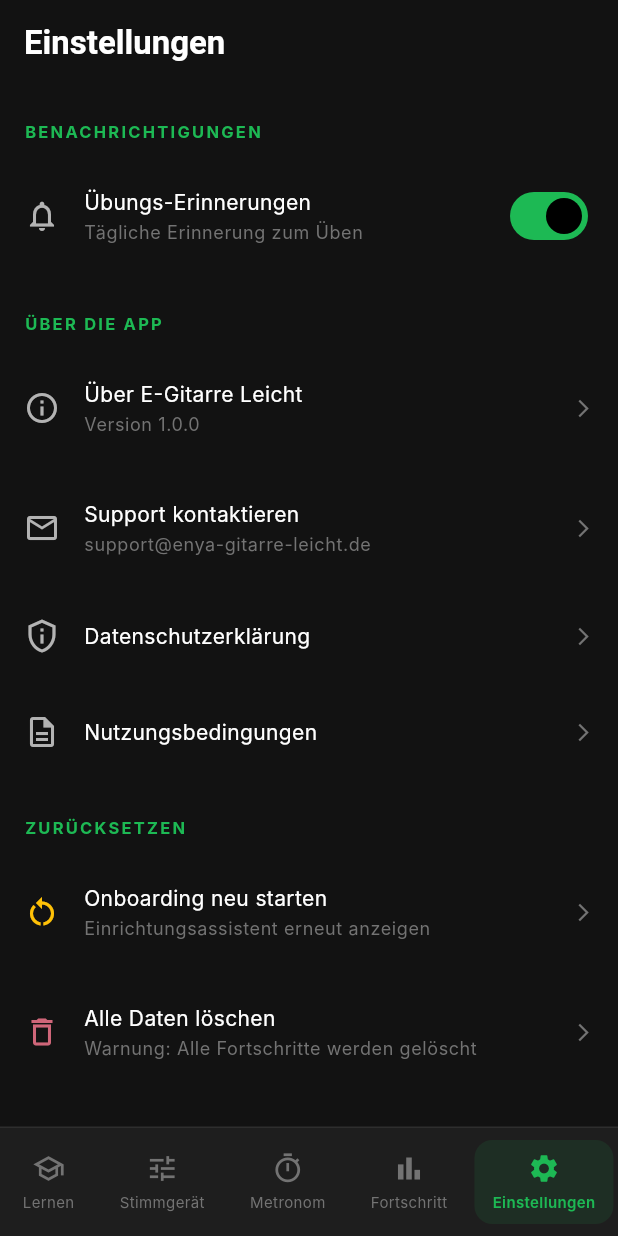
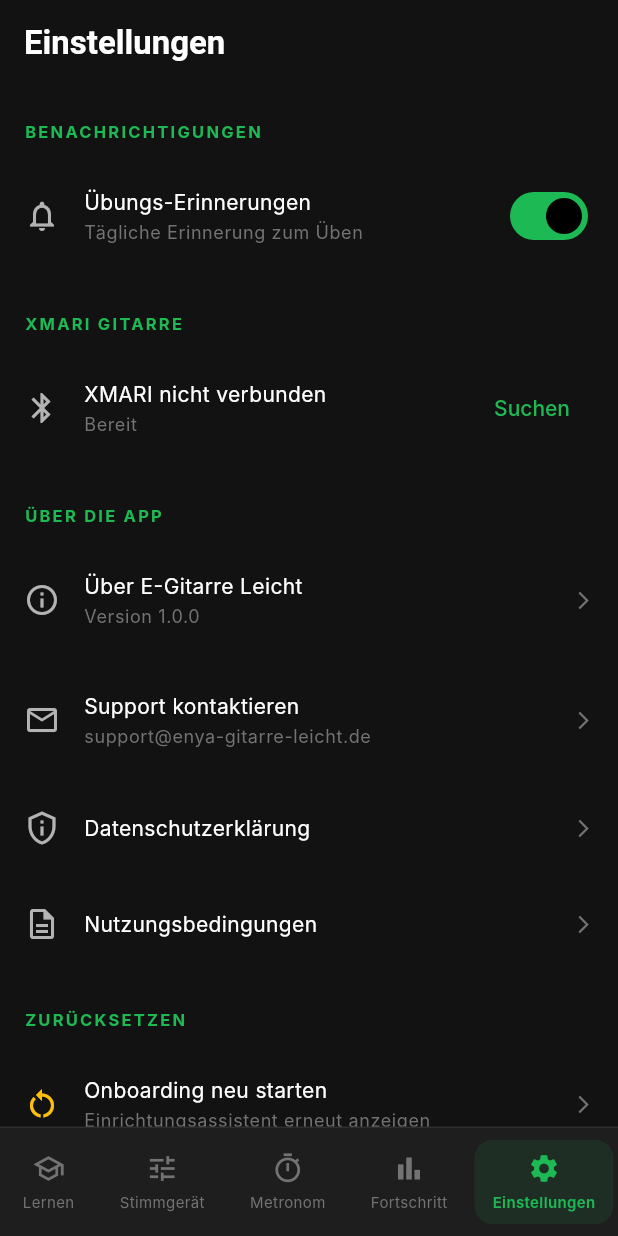
Before and after one commit to manuelbrandner85/Enya-gitarre-learn, a Flutter app: the SettingsScreen screen opened by its route, scrolled down 576 dp, on a phone screen of 412 x 824 dp. Run offline on Flutter 3.47's test engine with Material 3 defaults, Android fonts, the phone set to English and light mode, and no system bars; our stand-ins replace confetti, drift, fl_chart, flutter_animate, flutter_blue_plus, flutter_riverpod and 9 more; missing offline and left inert: audio_waveforms, flame, record; accounts and stored records are empty; generated files the repository leaves out were written again; Roboto replaces fonts that are missing (Inter, Poppins).

Commit message:
feat: Bluetooth UI, recording upload, notification stub (Phase E)
- Settings screen: new XMARI Gitarre section with scan/connect/disconnect
  tile that subscribes to BLE state + device streams from
  AppBluetoothService via bluetoothServiceProvider
- Recording screen: after local Drift save, best-effort upload to
  Supabase Storage via supabaseSyncProvider.uploadRecording (try/catch)
- NotificationService stub: scheduleStreakReminder() logs a debug message;
  prevents crashes if called before flutter_local_notifications is wired;
  notificationServiceProvider added to app_providers.dart

https://claude.ai/code/session_011UsMrWwAcntPDohRAP9aNk

```diff
--- a/lib/features/settings/settings_screen.dart
+++ b/lib/features/settings/settings_screen.dart
@@ -8,6 +8,7 @@ import 'package:url_launcher/url_launcher.dart';
 import '../../app/app.dart';
 import '../../app/theme/colors.dart';
 import '../../core/audio/pitch_detector.dart';
+import '../../core/bluetooth/bluetooth_service.dart';
 import '../../core/utils/constants.dart';
 
 class SettingsScreen extends ConsumerStatefulWidget {
@@ -129,6 +130,10 @@ class _SettingsScreenState extends ConsumerState<SettingsScreen> {
               },
             ),
           ),
+
+          // XMARI Bluetooth section
+          _SectionHeader(title: 'XMARI Gitarre'),
+          _XmariBluetoothTile(),
 
           // About section
           _SectionHeader(title: 'Über die App'),
@@ -320,6 +325,118 @@ class _SettingsScreenState extends ConsumerState<SettingsScreen> {
   }
 }
 
+/// A self-contained tile that shows the XMARI BLE connection state and
+/// exposes Connect / Disconnect / Scan buttons.
+class _XmariBluetoothTile extends ConsumerStatefulWidget {
+  @override
+  ConsumerState<_XmariBluetoothTile> createState() =>
+      _XmariBluetoothTileState();
+}
+
+class _XmariBluetoothTileState extends ConsumerState<_XmariBluetoothTile> {
+  XmariConnectionState _state = XmariConnectionState.unknown;
+  List<DiscoveredXmariDevice> _devices = [];
+  bool _scanning = false;
+
+  @override
+  void initState() {
+    super.initState();
+    final service = ref.read(bluetoothServiceProvider);
+    service.initialize();
+    _state = service.currentState;
+    service.stateStream.listen((s) {
+      if (mounted) setState(() => _state = s);
+    });
+    service.devicesStream.listen((d) {
+      if (mounted) setState(() => _devices = d);
+    });
+  }
+
+  Future<void> _scan() async {
+    final service = ref.read(bluetoothServiceProvider);
+    setState(() {
+      _scanning = true;
+      _devices = [];
+    });
+    await service.scanForXmari();
+    await Future.delayed(const Duration(seconds: 10));
+    await service.stopScan();
+    if (mounted) setState(() => _scanning = false);
+  }
+
+  @override
+  Widget build(BuildContext context) {
+    final service = ref.read(bluetoothServiceProvider);
+    final isConnected = _state.isConnected;
+    final connectedName = service.connectedDeviceName;
+
+    return Column(
+      crossAxisAlignment: CrossAxisAlignment.start,
+      children: [
+        ListTile(
+          leading: Icon(
+            Icons.bluetooth,
+            color: isConnected ? AppColors.primary : AppColors.textSecondary,
+          ),
+          title: Text(
+            isConnected
+                ? 'Verbunden: ${connectedName ?? 'XMARI'}'
+                : 'XMARI nicht verbunden',
+            style: Theme.of(context).textTheme.bodyMedium?.copyWith(
+                  color: AppColors.textPrimary,
+                ),
+          ),
+          subtitle: Text(
+            _state.displayName,
+            style: Theme.of(context).textTheme.bodySmall?.copyWith(
+                  color: AppColors.textTertiary,
+                ),
+          ),
+          trailing: isConnected
+              ? TextButton(
+                  onPressed: () => service.disconnect(),
+                  child: const Text('Trennen'),
+                )
+              : TextButton(
+                  onPressed: _scanning ? null : _scan,
+                  child: Text(_scanning ? 'Suche...' : 'Suchen'),
+                ),
+        ),
+        if (_devices.isNotEmpty && !isConnected)
+          Padding(
+            padding: const EdgeInsets.fromLTRB(16, 0, 16, 8),
+            child: Column(
+              crossAxisAlignment: CrossAxisAlignment.start,
+              children: _devices.map((device) {
+                return ListTile(
+                  dense: true,
+                  leading: const Icon(Icons.bluetooth_searching,
+                      size: 18, color: AppColors.textSecondary),
+                  title: Text(
+                    device.name,
+                    style: Theme.of(context).textTheme.bodySmall?.copyWith(
+                          color: AppColors.textPrimary,
+                        ),
+                  ),
+                  subtitle: Text(
+                    '${device.rssi} dBm',
+                    style: Theme.of(context).textTheme.bodySmall?.copyWith(
+                          color: AppColors.textTertiary,
+                        ),
+                  ),
+                  trailing: TextButton(
+                    onPressed: () => service.connect(device.id),
+                    child: const Text('Verbinden'),
+                  ),
+                );
+              }).toList(),
+            ),
+          ),
+      ],
+    );
+  }
+}
+
 class _SectionHeader extends StatelessWidget {
   final String title;
 
```
Also changed, not shown: lib/core/notifications/notification_service.dart (added, +16 -0 lines), lib/core/providers/app_providers.dart (+12 -0 lines), lib/features/recording/screens/recording_screen.dart (+18 -0 lines).
